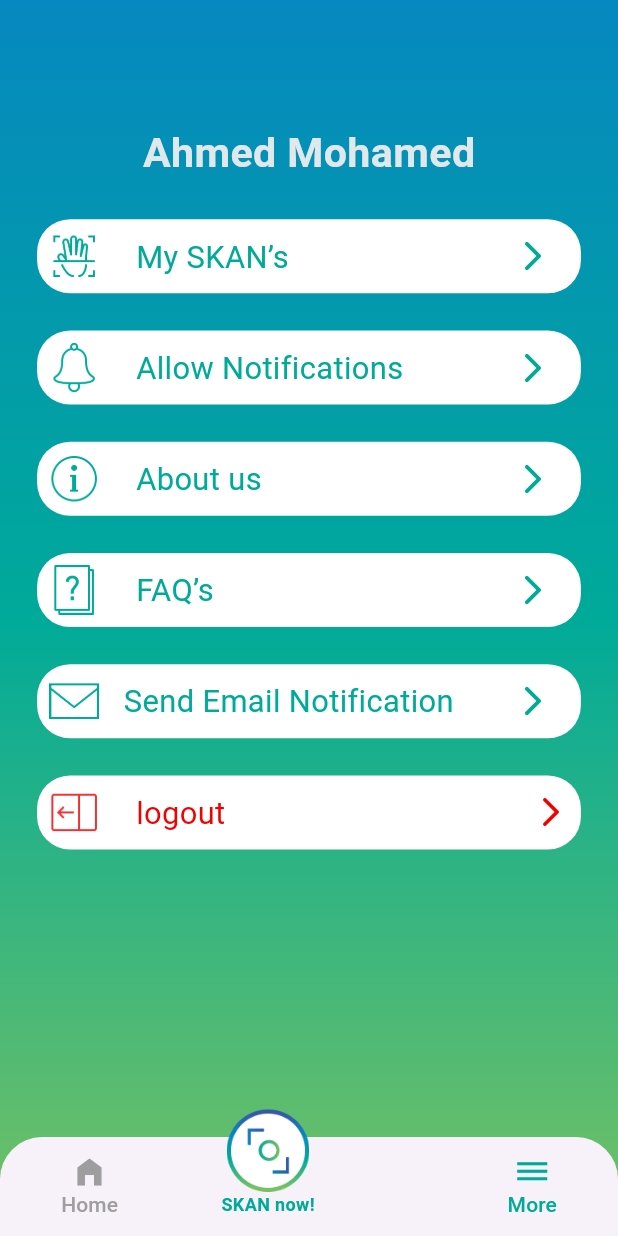
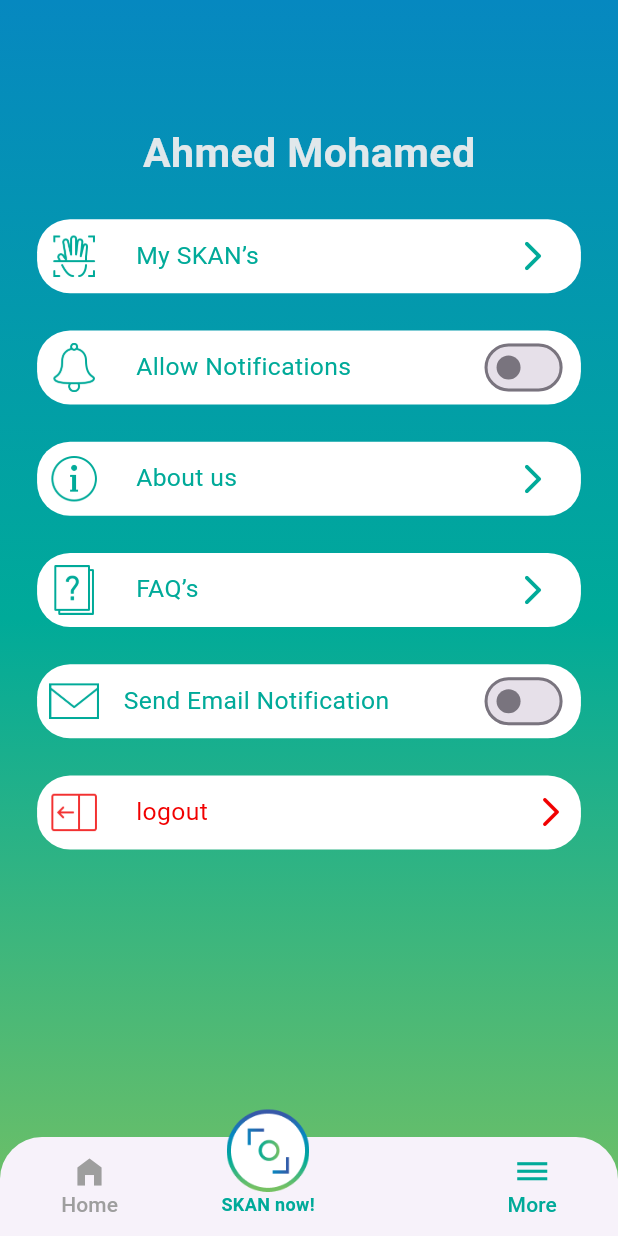
Before and after one commit to mohamedelzahaby/SkinSkan, a Flutter app: the screen it shows after launch, item 3 of the bottom bar chosen, on a phone screen of 412 x 824 dp. Run offline on Flutter 3.47's test engine with Material 3 defaults, Android fonts, the phone set to English and light mode, and no system bars; our stand-ins replace animated_splash_screen, firebase_auth, firebase_core, page_transition, percent_indicator, simple_gradient_text and 1 more; accounts and stored records are empty.

Commit message:
edit drop dowen

```diff
--- a/lib/presentation/screens/more/morescreen.dart
+++ b/lib/presentation/screens/more/morescreen.dart
@@ -20,6 +20,9 @@ class _MorescreenState extends State<Morescreen> {
       builder: (ctx) => Logoutalert(),
     );
   }
+
+  bool allownotification = false;
+  bool sendemail = false;
 
   @override
   Widget build(BuildContext context) {
@@ -98,7 +101,7 @@ class _MorescreenState extends State<Morescreen> {
                 SizedBox(width: 3.h),
                 Text(
                   "My SKAN’s",
-                  style: TextStyle(color: Mycolors.mintgreen, fontSize: 15.sp),
+                  style: TextStyle(color: Mycolors.mintgreen, fontSize: 12.sp),
                 ),
                 const Spacer(
                     // flex: 1,
@@ -135,16 +138,19 @@ class _MorescreenState extends State<Morescreen> {
                 SizedBox(width: 3.h),
                 Text(
                   "Allow Notifications",
-                  style: TextStyle(color: Mycolors.mintgreen, fontSize: 15.sp),
+                  style: TextStyle(color: Mycolors.mintgreen, fontSize: 12.sp),
                 ),
                 const Spacer(
                     // flex: 1,
                     ),
-                IconButton(
-                  onPressed: () {},
-                  icon: const Icon(Icons.arrow_forward_ios_rounded,
-                      color: Mycolors.mintgreen),
-                )
+                Switch(
+                    activeColor: Mycolors.circlegreen,
+                    value: allownotification,
+                    onChanged: (val) {
+                      setState(() {
+                        allownotification = val;
+                      });
+                    })
               ],
             ),
           )),
@@ -172,7 +178,7 @@ class _MorescreenState extends State<Morescreen> {
                 SizedBox(width: 3.h),
                 Text(
                   "About us",
-                  style: TextStyle(color: Mycolors.mintgreen, fontSize: 15.sp),
+                  style: TextStyle(color: Mycolors.mintgreen, fontSize: 12.sp),
                 ),
                 const Spacer(
                     // flex: 1,
@@ -209,7 +215,7 @@ class _MorescreenState extends State<Morescreen> {
                 SizedBox(width: 3.h),
                 Text(
                   "FAQ’s",
-                  style: TextStyle(color: Mycolors.mintgreen, fontSize: 15.sp),
+                  style: TextStyle(color: Mycolors.mintgreen, fontSize: 12.sp),
                 ),
                 const Spacer(
                     // flex: 1,
@@ -246,16 +252,19 @@ class _MorescreenState extends State<Morescreen> {
                 SizedBox(width: 2.h),
                 Text(
                   "Send Email Notification",
-                  style: TextStyle(color: Mycolors.mintgreen, fontSize: 15.sp),
+                  style: TextStyle(color: Mycolors.mintgreen, fontSize: 12.sp),
                 ),
                 const Spacer(
                     // flex: 1,
                     ),
-                IconButton(
-                  onPressed: () {},
-                  icon: const Icon(Icons.arrow_forward_ios_rounded,
-                      color: Mycolors.mintgreen),
-                )
+                Switch(
+                    activeColor: Mycolors.circlegreen,
+                    value: sendemail,
+                    onChanged: (val) {
+                      setState(() {
+                        sendemail = val;
+                      });
+                    })
               ],
             ),
           )),
@@ -286,7 +295,7 @@ class _MorescreenState extends State<Morescreen> {
                 SizedBox(width: 3.h),
                 Text(
                   "logout",
-                  style: TextStyle(color: Mycolors.circlered, fontSize: 15.sp),
+                  style: TextStyle(color: Mycolors.circlered, fontSize: 12.sp),
                 ),
                 const Spacer(
                     // flex: 1,
--- a/lib/widgets/logoutalert.dart
+++ b/lib/widgets/logoutalert.dart
@@ -36,7 +36,8 @@ class Logoutalert extends StatelessWidget {
                 child: ElevatedButton(
                   style: ElevatedButton.styleFrom(
                     backgroundColor: Colors.white,
-                    foregroundColor: Colors.red,
+
+                    side: BorderSide(color: Mycolors.circlered),
                   ),
                   onPressed: () {
                     FirebaseAuth.instance.signOut();
```
Also changed, not shown: lib/presentation/screens/auth/signup.dart (+23 -23 lines), lib/presentation/screens/select_body_part/select_body_part.dart (+21 -8 lines).
